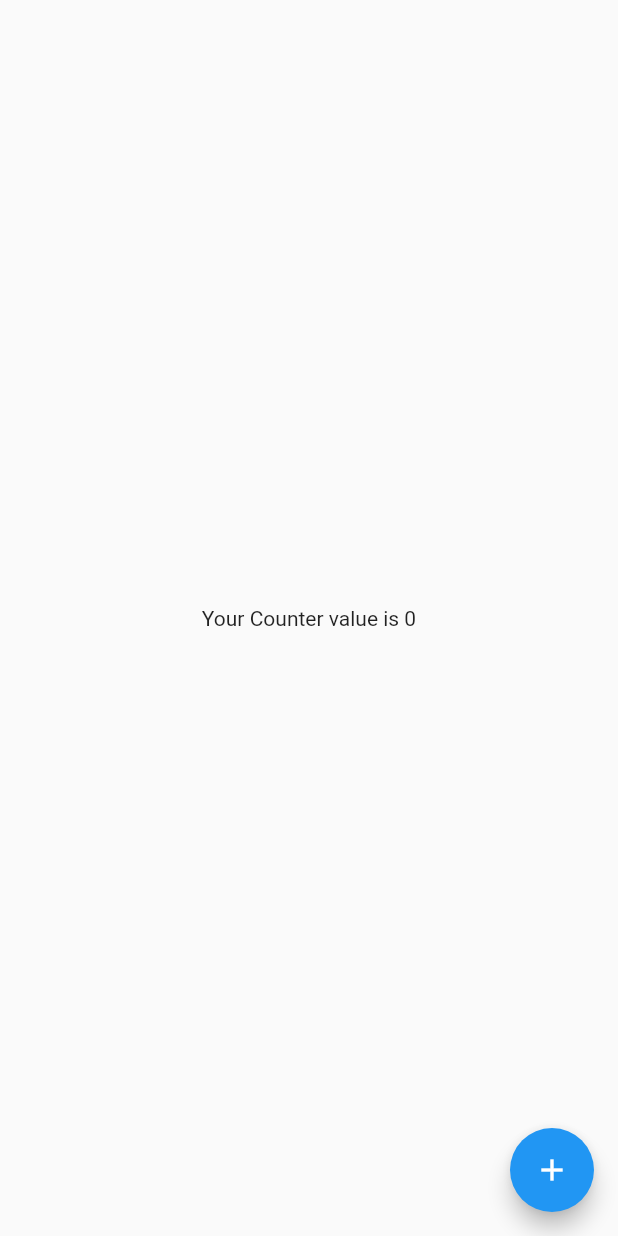
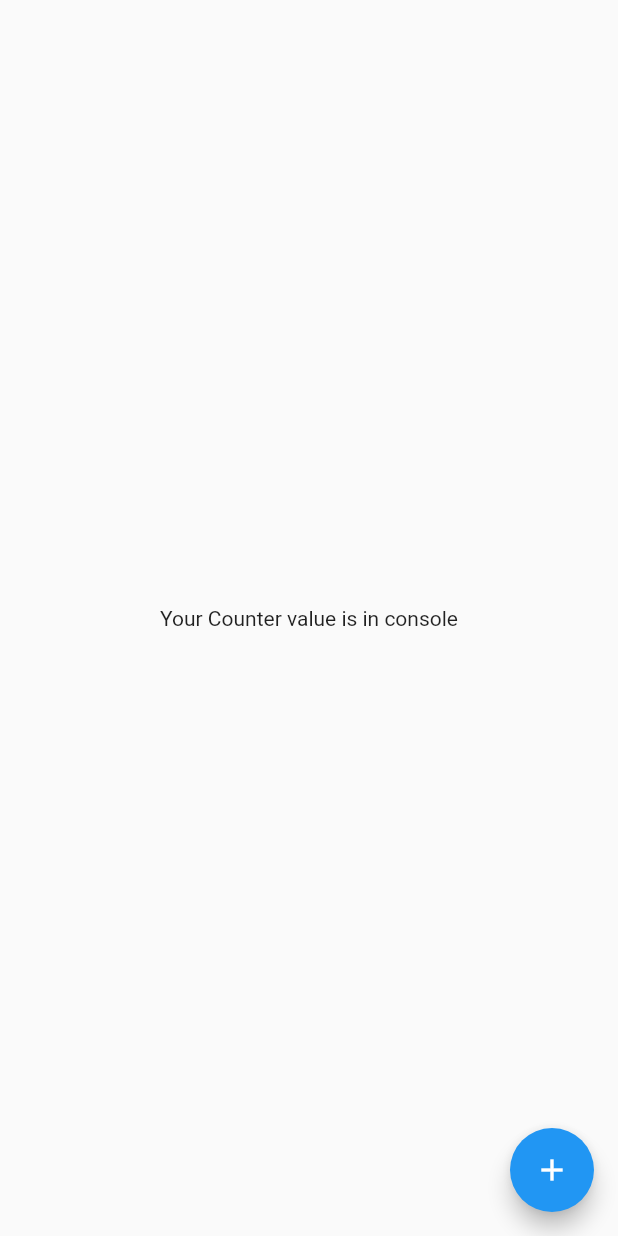
Before and after one commit to iamjunaidkhokhar/flutter_app_lifecycle, a Flutter app: the screen it shows after launch, after a tap on the "add" icon, on a phone screen of 412 x 824 dp. Run offline on Flutter 3.47's test engine with Material 2 defaults, Android fonts, the phone set to English and light mode, and no system bars.

Commit message:
counter in console

```diff
--- a/lib/lifecycle.dart
+++ b/lib/lifecycle.dart
@@ -1,7 +1,5 @@
-
 import 'package:flutter/foundation.dart';
 import 'package:flutter/material.dart';
-
 
 class AppLifeCycle extends StatefulWidget {
   final Widget child;
@@ -12,7 +10,8 @@ class AppLifeCycle extends StatefulWidget {
   _AppLifeCycleState createState() => _AppLifeCycleState();
 }
 
-class _AppLifeCycleState extends State<AppLifeCycle> with WidgetsBindingObserver {
+class _AppLifeCycleState extends State<AppLifeCycle>
+    with WidgetsBindingObserver {
   late DateTime _startTime;
 
   @override
--- a/lib/main.dart
+++ b/lib/main.dart
@@ -1,14 +1,19 @@
 import 'package:flutter/material.dart';
-
 import 'lifecycle.dart';
 
 void main() {
   runApp(const MyApp());
 }
 
-class MyApp extends StatelessWidget {
+class MyApp extends StatefulWidget {
   const MyApp({Key? key}) : super(key: key);
 
+  @override
+  State<MyApp> createState() => _MyAppState();
+}
+
+class _MyAppState extends State<MyApp> {
+  Counter counter = Counter();
   @override
   Widget build(BuildContext context) {
     return MaterialApp(
@@ -18,12 +23,13 @@ class MyApp extends StatelessWidget {
       ),
       home: AppLifeCycle(
         child: Scaffold(
-          body: Center(
-            child: Text('Your Counter value is ${Counter().value}'),
+          body: const Center(
+            child: Text('Your Counter value is in console'),
           ),
           floatingActionButton: FloatingActionButton(
               onPressed: () {
-                Counter().increment();
+                print(counter.value);
+                counter.increment();
               },
               child: const Icon(Icons.add)),
         ),
```
